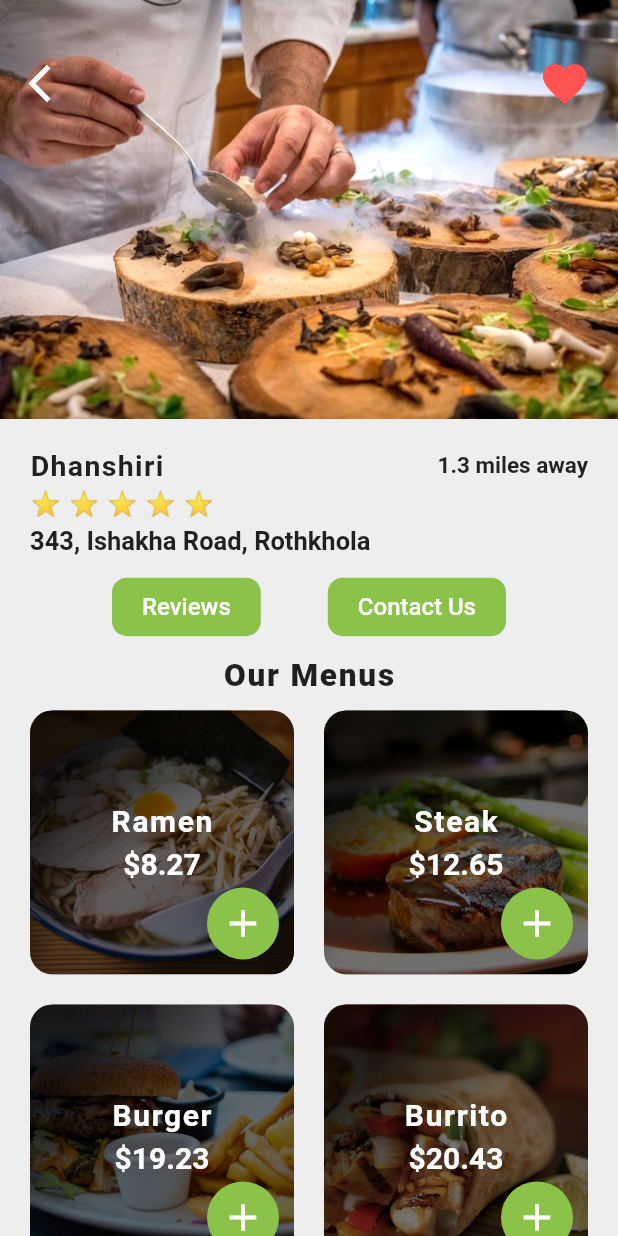
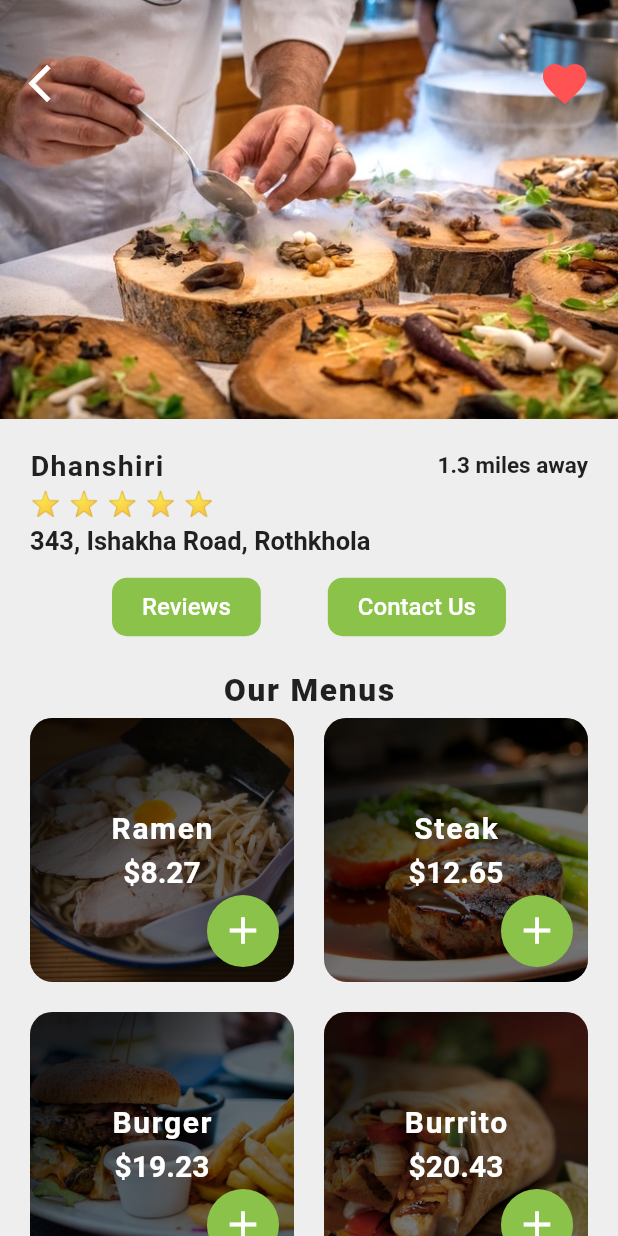
Before and after one commit to Rezuanul-Islam-Fahim/food_delivery_ui, a Flutter app: the screen it shows after launch, after a tap on "Dhanshiri", on a phone screen of 412 x 824 dp. Run offline on Flutter 3.47's test engine with Material 2 defaults, Android fonts, the phone set to English and light mode, and no system bars.

Commit message:
Fix landscape mode issue

```diff
--- a/lib/screens/restaurant_screen.dart
+++ b/lib/screens/restaurant_screen.dart
@@ -2,7 +2,6 @@ import 'package:flutter/material.dart';
 import 'package:food_delivery_ui/models/restaurant.dart';
 import 'package:food_delivery_ui/models/food.dart';
 import 'package:food_delivery_ui/widgets/rating_stars.dart';
-import 'package:food_delivery_ui/widgets/menu_items_landscape.dart';
 
 class RestaurantScreen extends StatefulWidget {
   final Restaurant restaurant;
@@ -14,9 +13,8 @@ class RestaurantScreen extends StatefulWidget {
 }
 
 class _RestaurantScreenState extends State<RestaurantScreen> {
-  _buildMenuItems(Food menuItem) {
+  Widget _buildMenuItems(Food menuItem) {
     return Container(
-      margin: EdgeInsets.only(bottom: 20, left: 10, right: 10),
       decoration: BoxDecoration(
         borderRadius: BorderRadius.circular(15.0),
       ),
@@ -92,30 +90,12 @@ class _RestaurantScreenState extends State<RestaurantScreen> {
     );
   }
 
-  _buildRestaurantItems(List<Food> foods, bool isLandscape) {
-    final List<Widget> restaurantItemList = [];
-
-    for (int i = 0; i < foods.length; i += 2) {
-      restaurantItemList.add(
-        Row(
-          mainAxisAlignment: MainAxisAlignment.center,
-          children: <Widget>[
-            MenuItemsLandscape(foods[i]),
-            MenuItemsLandscape(foods[i + 1]),
-          ],
-        ),
-      );
-    }
-
-    return Column(children: restaurantItemList);
-  }
-
   @override
   Widget build(BuildContext context) {
-    final isLandscape =
-        MediaQuery.of(context).orientation == Orientation.landscape;
-    final double stackHeightLandscape = 0.65;
-    final double stackHeightPortrait = 0.4;
+    final MediaQueryData mediaQuery = MediaQuery.of(context);
+    final bool isLandscape = mediaQuery.orientation == Orientation.landscape;
+    final double deviceWidth = mediaQuery.size.width;
+    final int menuItem = widget.restaurant.foods.length;
 
     final Widget restaurantDetails = Container(
       padding: EdgeInsets.symmetric(horizontal: 20),
@@ -208,8 +188,8 @@ class _RestaurantScreenState extends State<RestaurantScreen> {
           Stack(
             children: <Widget>[
               isLandscape
-                  ? HeroImage(widget.restaurant, stackHeightLandscape)
-                  : HeroImage(widget.restaurant, stackHeightPortrait),
+                  ? HeroImage(widget.restaurant, 0.55)
+                  : HeroImage(widget.restaurant, 0.4),
               Container(
                 padding: EdgeInsets.symmetric(
                   vertical: 30.0,
@@ -235,35 +215,13 @@ class _RestaurantScreenState extends State<RestaurantScreen> {
               ),
             ],
           ),
-          isLandscape
-              ? Expanded(
-                  child: ListView(
-                    padding: EdgeInsets.all(0),
-                    children: <Widget>[
-                      SizedBox(height: 20.0),
-                      restaurantDetails,
-                      Text(
-                        'Our Menus',
-                        style: TextStyle(
-                          fontSize: 21,
-                          fontWeight: FontWeight.w800,
-                          letterSpacing: 1.2,
-                        ),
-                        textAlign: TextAlign.center,
-                      ),
-                      SizedBox(height: 10.0),
-                      _buildRestaurantItems(
-                        widget.restaurant.foods,
-                        isLandscape,
-                      ),
-                    ],
-                  ),
-                )
-              : Container(
+          Expanded(
+            child: SingleChildScrollView(
               child: Column(
                 children: <Widget>[
                   SizedBox(height: 20.0),
                   restaurantDetails,
+                  SizedBox(height: 10.0),
                   Text(
                     'Our Menus',
                     style: TextStyle(
@@ -272,20 +230,30 @@ class _RestaurantScreenState extends State<RestaurantScreen> {
                       letterSpacing: 1.2,
                     ),
                   ),
-                      SizedBox(height: 2.0),
-                    ],
+                  Container(
+                    height: isLandscape
+                        ? (deviceWidth / 2) * (menuItem / 2).ceil() -
+                            (deviceWidth / 2.4)
+                        : (deviceWidth / 2) * (menuItem / 2).ceil() - 35,
+                    padding: EdgeInsets.only(
+                      left: isLandscape ? deviceWidth / 8 : 20,
+                      right: isLandscape ? deviceWidth / 8 : 20,
+                    ),
+                    child: GridView.builder(
+                      padding: EdgeInsets.only(top: 5),
+                      physics: NeverScrollableScrollPhysics(),
+                      itemCount: menuItem,
+                      itemBuilder: (BuildContext context, int index) {
+                        return _buildMenuItems(widget.restaurant.foods[index]);
+                      },
+                      gridDelegate: SliverGridDelegateWithFixedCrossAxisCount(
+                        crossAxisCount: 2,
+                        crossAxisSpacing: 20,
+                        mainAxisSpacing: 20,
                       ),
                     ),
-          if (!isLandscape)
-            Expanded(
-              child: GridView.count(
-                padding: EdgeInsets.only(left: 10, right: 10, top: 8.0),
-                crossAxisCount: 2,
-                children: List.generate(
-                  widget.restaurant.foods.length,
-                  (int index) {
-                    return _buildMenuItems(widget.restaurant.foods[index]);
-                  },
+                  ),
+                ],
               ),
             ),
           ),
```
Also changed, not shown: lib/widgets/menu_items_landscape.dart (deleted, +0 -89 lines). Lines whose indentation alone changed are shown as unchanged.
